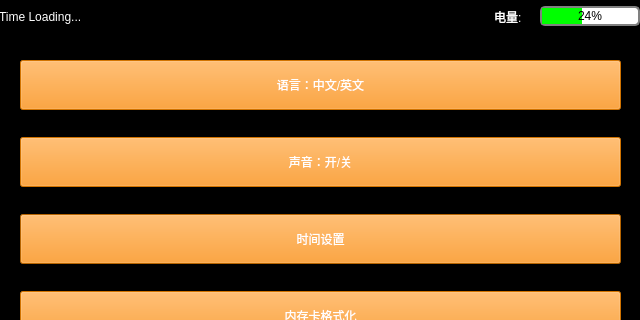
Above: settingwindow.ui from a2824256/EVA-Qt-Beta before the change; both pictures show x 0 to 640 and y 0 to 320 of the 640 by 480 pixel window. Below: the same form after it.
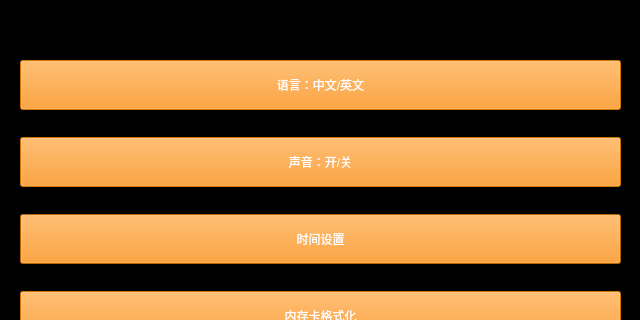
That is the form after the change.

Diff of the .ui file:
```diff
--- a/settingwindow.ui
+++ b/settingwindow.ui
@@ -33,22 +33,6 @@
      <string notr="true">background-color:black</string>
     </property>
     <layout class="QHBoxLayout" name="horizontalLayout">
-     <item>
-      <widget class="QLabel" name="datetime">
-       <property name="maximumSize">
-        <size>
-         <width>200</width>
-         <height>16777215</height>
-        </size>
-       </property>
-       <property name="styleSheet">
-        <string notr="true">color:white</string>
-       </property>
-       <property name="text">
-        <string>Time Loading...</string>
-       </property>
-      </widget>
-     </item>
      <item>
       <widget class="QLabel" name="tips">
        <property name="maximumSize">
@@ -65,44 +49,6 @@
        </property>
       </widget>
      </item>
-     <item>
-      <widget class="QLabel" name="battery">
-       <property name="maximumSize">
-        <size>
-         <width>40</width>
-         <height>16777215</height>
-        </size>
-       </property>
-       <property name="styleSheet">
-        <string notr="true">color:white</string>
-       </property>
-       <property name="text">
-        <string>电量:</string>
-       </property>
-      </widget>
-     </item>
-     <item>
-      <widget class="QProgressBar" name="progressBar">
-       <property name="minimumSize">
-        <size>
-         <width>100</width>
-         <height>20</height>
-        </size>
-       </property>
-       <property name="maximumSize">
-        <size>
-         <width>100</width>
-         <height>20</height>
-        </size>
-       </property>
-       <property name="styleSheet">
-        <string notr="true">QProgressBar {   color:black;border: 2px solid grey;   border-radius: 5px;   background-color: #FFFFFF;}QProgressBar::chunk {   background-color: #00FF00;   width: 20px;}QProgressBar {   border: 2px solid grey;   border-radius: 5px;   text-align: center;}</string>
-       </property>
-       <property name="value">
-        <number>24</number>
-       </property>
-      </widget>
-     </item>
     </layout>
    </widget>
    <widget class="QWidget" name="gridWidget" native="true">
```
